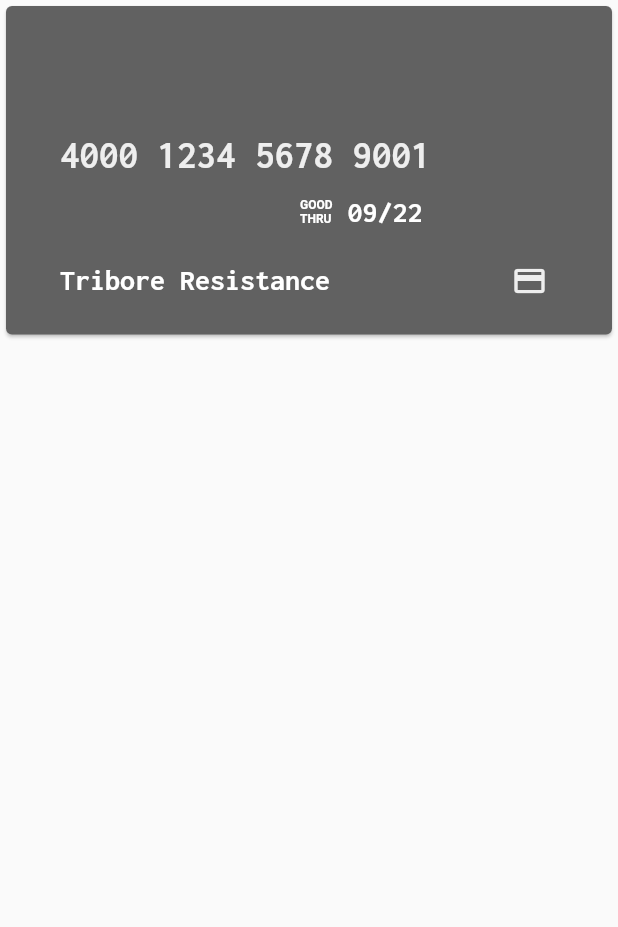
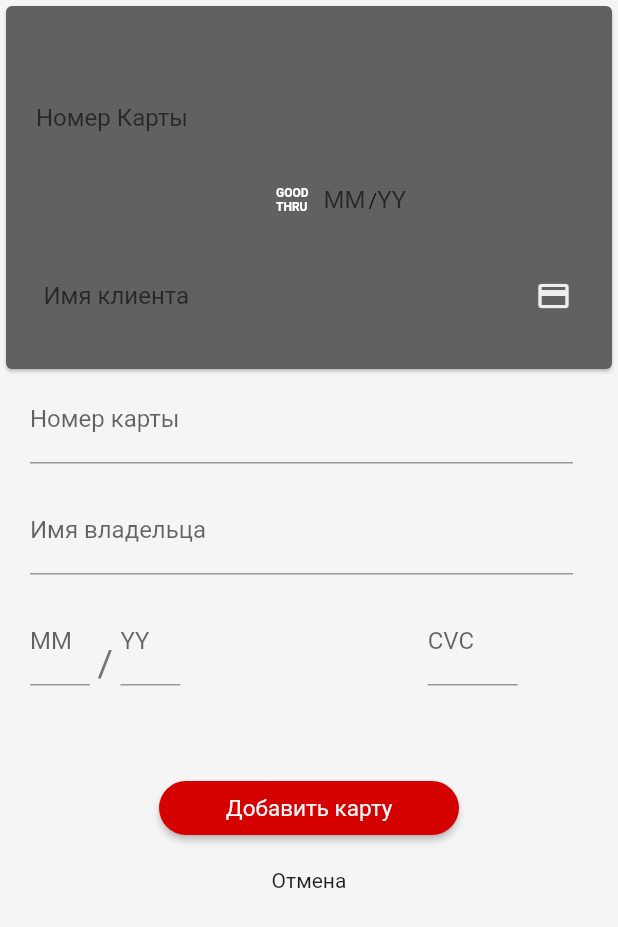
Before and after one commit to Tauassar/prototype, a Flutter app: the AddCard screen opened directly, on a phone screen of 412 x 824 dp. Shown: the top 927 px of the screen. Run offline on Flutter 3.47's test engine with Material 2 defaults, Android fonts, the phone set to English and light mode, and no system bars; our stand-ins replace auto_size_text, cloud_firestore, firebase_auth; accounts and stored records are empty.

Commit message:
personal data & card info databases are added TODO: history page need to be completed some bug occured when tap on profile page, restore pass, sign up, account settings, credit card delete button and settings page,

```diff
--- a/lib/service/auth_service.dart
+++ b/lib/service/auth_service.dart
@@ -6,6 +6,11 @@ class AuthService {
   Stream<String> get onAuthStateChanged => _firebaseAuth.onAuthStateChanged.map(
         (FirebaseUser user) => user?.uid,
   );
+
+//  get current user UID
+  Future<String> getCurrentUID() async {
+    return (await _firebaseAuth.currentUser()).uid;
+  }
 
   // Email & Password Sign In
   Future<String> signInWithEmailAndPassword(
--- /dev/null
+++ b/lib/views/addCard.dart
@@ -0,0 +1,416 @@
+import 'package:flutter/material.dart';
+import 'package:prototype/widgets/provider_widget.dart';
+import '../widgets/CreditCard.dart';
+import 'package:flutter/services.dart';
+import 'package:cloud_firestore/cloud_firestore.dart';
+import '../service/auth_service.dart';
+
+class AddCard extends StatefulWidget {
+
+  @override
+  _AddCardState createState() => _AddCardState();
+}
+
+class _AddCardState extends State<AddCard> {
+  final db=Firestore.instance;
+
+  static String number, name, valid, cvc;
+  CreditCard card=CreditCard(number, name, valid, cvc);
+  final GlobalKey<FormState> _formKey = GlobalKey<FormState>();
+
+  final controlNumber = TextEditingController();
+  final controlName = TextEditingController();
+  final controlMM = TextEditingController();
+  final controlYY = TextEditingController();
+  final controlCVC = TextEditingController();
+
+  bool validate() {
+    final form = _formKey.currentState;
+    form.save();
+    if (form.validate()) {
+      form.save();
+      return true;
+    } else {
+      return false;
+    }
+  }
+
+
+  Widget AddButton(BuildContext context) {
+    return Container(
+      width: 200,
+      child: RaisedButton(
+        color: Colors.redAccent[700],
+        shape: RoundedRectangleBorder(
+            borderRadius: BorderRadius.circular(30.0)),
+        onPressed: () async{
+
+          if (validate()) {
+            try {
+              final uid = await Provider.of(context).auth.getCurrentUID();
+              await db.collection('UserData').document(uid).collection('cards').add({
+                'number': controlNumber.text,
+                'name': controlName.text,
+                'THRU': controlMM.text+" / "+controlYY.text,
+                'CVC': controlCVC.text,
+              });
+              Navigator.of(context).pop();
+            } catch (e) {
+              print(e);
+            }
+          }
+          else {
+            print('\n\n\n\n\n\n\nERROR\n\n\n\n\n\n');
+          }
+        },
+        child: Center(
+          child: Text('Добавить карту',
+            style: TextStyle(
+              fontSize: 15,
+              color: Colors.grey[100],
+            ),
+          ),
+        ),
+      ),
+    );
+  }
+
+
+  Widget textFields(BuildContext context) {
+    final _width = MediaQuery.of(context).size.width;
+
+    return Container(
+      padding: EdgeInsets.fromLTRB(20, 0, 30, 0),
+      child: Form(
+        key: _formKey,
+        child: Column(
+          children: <Widget>[
+            TextFormField(
+              inputFormatters: <TextInputFormatter>[
+                WhitelistingTextInputFormatter.digitsOnly],
+
+              onChanged: (value){
+                setState(() => number=controlNumber.text);},
+              keyboardType: TextInputType.number,
+              controller: controlNumber,
+              validator: NumberValidator.validate,
+              decoration: InputDecoration(
+                  border: UnderlineInputBorder(),
+                  labelText: 'Номер карты',
+                  labelStyle: TextStyle(
+                    fontFamily: 'Roboto',
+                    fontWeight: FontWeight.normal,
+                  )
+              ),
+            ),
+            SizedBox(height: 15),
+            TextFormField(
+              controller: controlName,
+              onChanged: (value){
+                setState(() => name=controlName.text);},
+              validator: NameValidator.validate,
+              decoration: InputDecoration(
+                  border: UnderlineInputBorder(),
+                  labelText: 'Имя владельца',
+                  labelStyle: TextStyle(
+                    fontFamily: 'Roboto',
+                    fontWeight: FontWeight.normal,
+                  )
+              ),
+            ),
+            SizedBox(height: 15),
+            Row(
+              children: [
+                Container(
+                  width: 40,
+                  child: TextFormField(
+                    inputFormatters: <TextInputFormatter>[
+                      WhitelistingTextInputFormatter.digitsOnly],
+                    keyboardType: TextInputType.number,
+
+                    onChanged: (value){
+                      setState(() => number=controlMM.text);},
+
+                    controller: controlMM,
+                    validator: MMValidator.validate,
+                    decoration: InputDecoration(
+
+                        border: UnderlineInputBorder(),
+                        labelText: 'MM',
+                        labelStyle: TextStyle(
+                          fontFamily: 'Roboto',
+                          fontWeight: FontWeight.normal,
+                        )
+                    ),
+                  ),
+                ),
+                SizedBox(width: 5),
+                Text('\n/',
+                  style: TextStyle(
+                      color: Colors.grey[600],
+                      fontSize: 25,
+                  ),),
+                SizedBox(width: 5),
+                Container(
+                  width: 40,
+                  child: TextFormField(
+                    inputFormatters: <TextInputFormatter>[
+                      WhitelistingTextInputFormatter.digitsOnly],
+                    keyboardType: TextInputType.number,
+
+                    onChanged: (value){
+                      setState(() => number=controlYY.text);},
+
+                    controller: controlYY,
+                    validator: YYValidator.validate,
+                    decoration: InputDecoration(
+
+                        border: UnderlineInputBorder(),
+                        labelText: 'YY',
+                        labelStyle: TextStyle(
+                          fontFamily: 'Roboto',
+                          fontWeight: FontWeight.normal,
+
+                        )
+                    ),
+                  ),
+                ),
+                SizedBox(width: _width*0.4),
+                Container(
+                  width: 60,
+                  child: TextFormField(
+                    inputFormatters: <TextInputFormatter>[
+                      WhitelistingTextInputFormatter.digitsOnly],
+                    keyboardType: TextInputType.number,
+
+                    onChanged: (value){
+                      setState(() => cvc=controlCVC.text);},
+
+                    controller: controlCVC,
+                    validator: CVCValidator.validate,
+                    decoration: InputDecoration(
+
+                        border: UnderlineInputBorder(),
+                        labelText: 'CVC',
+                        labelStyle: TextStyle(
+                          fontFamily: 'Roboto',
+                          fontWeight: FontWeight.normal,
+
+                        )
+                    ),
+                  ),
+                ),
+              ],
+            ),
+
+          ],
+        ),
+      ),
+    );
+  }
+
+
+
+  @override
+  Widget build(BuildContext context) {
+    final _width = MediaQuery.of(context).size.width;
+    final _height = MediaQuery.of(context).size.height;
+
+    return Scaffold(
+      backgroundColor: Colors.grey[100],
+      body: SafeArea(
+        child: SingleChildScrollView(
+          child: Column(
+            children: [
+              Container(
+                  height: 250,
+                  width: 650,
+                  child: AddCardForm(card: card, context: context, controlCVC: controlCVC, controlMM: controlMM, controlName: controlName, controlNumber: controlNumber, controlYY: controlYY,)),
+//                  child: buildCard(card: card, context: context,)),
+              textFields(context),
+
+              SizedBox(
+                height: _height*0.07,
+              ),
+
+              AddButton(context),
+              FlatButton(
+                onPressed: () {
+                  Navigator.of(context).pop();
+                },
+                child: Text(
+                  "Отмена",
+                ),
+              )
+            ],
+
+          ),
+        ),
+      ),
+
+    );
+  }
+}
+
+
+class NumberValidator {
+  static String validate(String value) {
+    if(value.isEmpty) {
+      return "Это поле нельзя оставлять пустым";
+    }
+    if(value.length<16) {
+      return "Номер слишком короткий";
+    }
+    return null;
+  }
+}
+class NameValidator {
+  static String validate(String value) {
+    if(value.isEmpty) {
+      return "Это поле нельзя оставлять пустым";
+    }
+    return null;
+  }
+}
+
+class CVCValidator {
+  static String validate(String value) {
+    if(value.isEmpty) {
+      return "Это поле нельзя оставлять пустым";
+    }
+    if(value.length < 3) {
+      return "CVC должен содердать не менее 3 символов";
+    }
+    if(value.length > 3) {
+      return "Слишком много символов для CVC";
+    }
+    return null;
+  }
+}
+
+class MMValidator {
+  static String validate(String value) {
+    if(value.isEmpty) {
+      return "Это поле нельзя оставлять пустым";
+    }
+    if(value.length > 2) {
+      return "Слишком много символов";
+    }
+    if(value.length > 2) {
+      return "Слишком много символов";
+    }
+    return null;
+  }
+}
+class YYValidator {
+  static String validate(String value) {
+    if(value.isEmpty) {
+      return "Это поле нельзя оставлять пустым";
+    }
+    if(value.length > 2) {
+      return "Слишком много символов";
+    }
+    if(value.length > 2) {
+      return "Слишком много символов";
+    }
+    return null;
+  }
+}
+
+class AddCardForm extends StatelessWidget {
+  const AddCardForm({
+    Key key,
+    @required this.context,
+    @required this.card, this.controlNumber, this.controlName, this.controlMM, this.controlYY, this.controlCVC,
+
+  }) : super(key: key);
+
+  final TextEditingController controlNumber;
+  final TextEditingController controlName;
+  final TextEditingController controlMM;
+  final TextEditingController controlYY;
+  final TextEditingController controlCVC;
+
+  final BuildContext context;
+  final CreditCard card;
+
+  Widget Formfield(double width, TextEditingController control, String text, TextStyle style){
+    return Container(
+      width: width,
+      child: TextFormField(
+          textAlign: TextAlign.center,
+          enableInteractiveSelection: false, // will disable paste operation
+          focusNode: new AlwaysDisabledFocusNode(),
+        controller: control,
+        decoration: InputDecoration(
+          labelText:text,
+
+          border: InputBorder.none,
+          focusedBorder: InputBorder.none,
+          enabledBorder: InputBorder.none,
+          errorBorder: InputBorder.none,
+          disabledBorder: InputBorder.none,
+      )),
+    );
+  }
+
+  @override
+  Widget build(BuildContext context) {
+//    final card = cardList[index];
+    return Card(
+      color: Colors.grey[700],
+      child: Column(
+        mainAxisAlignment: MainAxisAlignment.start,
+        children: <Widget>[
+          Container(
+//            color: Colors.blue,
+            padding: const EdgeInsets.only(left: 20, top: 50.0),
+            height: 100,
+            child: Row(children: <Widget>[
+              Formfield(280, controlNumber, 'Номер Карты',TextStyle(fontFamily: 'Inconsolata', fontSize: 26.0,fontWeight: FontWeight.bold, color: Colors.grey[200])),
+            ]),
+          ),
+          Container(
+//            color: Colors.amber,
+            padding: const EdgeInsets.only(left: 180, top: 0.0, bottom: 0.0, right: 10),
+            child: Row(children: <Widget>[
+              RichText(
+                text: TextSpan(
+                  text: 'GOOD\n',
+                  style: TextStyle(fontSize: 8, fontFamily: 'Roboto', fontWeight: FontWeight.bold, color: Colors.white),
+                  children: <TextSpan>[
+                    TextSpan(
+                        text: 'THRU',
+                        style: TextStyle(fontSize: 8, fontFamily: 'Roboto', fontWeight: FontWeight.bold, color: Colors.white  )),
+                  ],
+                ),
+              ),
+              SizedBox(
+                width: 10,
+              ),
+              Formfield(30, controlMM, 'ММ',TextStyle(fontSize: 20, fontFamily: 'Inconsolata', fontWeight: FontWeight.bold, color: Colors.white  )),
+              Text('/'),
+              Formfield(30, controlYY, 'YY',TextStyle(fontSize: 20, fontFamily: 'Inconsolata', fontWeight: FontWeight.bold, color: Colors.white  )),
+////                  Text(
+//                      " ${card.valid}",
+//                      style: TextStyle(fontSize: 20, fontFamily: 'Inconsolata', fontWeight: FontWeight.bold, color: Colors.white  )),
+//                  Spacer(),
+            ]),
+          ),
+          Container(
+            padding: const EdgeInsets.only(top: 5.0, bottom: 0.0, left: 25, right: 27),
+            child: Row(
+              children: <Widget>[
+                Formfield(200 ,controlName, 'Имя клиента',TextStyle(fontFamily: 'Inconsolata', fontSize: 20.0,fontWeight: FontWeight.bold, color: Colors.white)),
+//                    Text("${card.name}", style: new TextStyle(fontFamily: 'Inconsolata', fontSize: 20.0,fontWeight: FontWeight.bold, color: Colors.white),),
+                Spacer(),
+                Icon(Icons.credit_card,
+                  color: Colors.grey[200],),
+              ],
+            ),
+          )
+        ],
+      ),
+    );
+  }
+}
--- a/lib/widgets/Navigation.dart
+++ b/lib/widgets/Navigation.dart
@@ -2,6 +2,7 @@ import 'package:flutter/material.dart';
 import '../views/profile.dart';
 import '../views/history.dart';
 import '../views/support.dart';
+import 'package:cloud_firestore/cloud_firestore.dart';
 import 'CreditCard.dart';
 
 
@@ -13,10 +14,10 @@ class Navigation extends StatefulWidget {
 
 class _NavigationState extends State<Navigation> {
   static List<CreditCard> cardList=[
-    CreditCard('4000 1234 5678 9001', 'Tribore Resistance','09/22', 302),
-    CreditCard('4000 1234 5678 9001', 'Tribore Resistance','09/22', 302),
-    CreditCard('4000 1234 5678 9001', 'Tribore Resistance','09/22', 302),
-    CreditCard('4000 1234 5678 9001', 'Tribore Resistance','09/22', 302),
+    CreditCard('4000 1234 5678 9031', 'Tribor Resistance','09/22', '302'),
+    CreditCard('4000 1234 5678 9011', 'Tribore Resistance','09/22', '302'),
+    CreditCard('4000 1234 5678 9111', 'Triboree Resistance','09/22', '302'),
+    CreditCard('4000 1234 5678 1111', 'Triboreee Resistance','09/22', '302'),
   ];
     int _currentIndex=1;
 
@@ -24,7 +25,7 @@ class _NavigationState extends State<Navigation> {
 
     final List<Widget> _children=[
       HistoryPage(),
-      ProfilePage('Tribore','Resistance', 320, cardList),
+      ProfilePage(),
       SupportPage(),
     ];
     void Selection(int index){
--- a/lib/widgets/addCard.dart
+++ /dev/null
@@ -1,76 +0,0 @@
-import 'package:flutter/material.dart';
-import 'CreditCard.dart';
-
-
-
-class AddCard extends StatefulWidget {
-
-  @override
-  _AddCardState createState() => _AddCardState();
-}
-
-class _AddCardState extends State<AddCard> {
-  final card=CreditCard('4000 1234 5678 9001', 'Tribore Resistance','09/22', 302);
-
-  @override
-  Widget build(BuildContext context) {
-    return Scaffold(
-      body: Container(
-        child: Column(
-          children: <Widget>[
-            Card(
-              color: Colors.grey[700],
-              child: Padding(
-                padding: const EdgeInsets.all(16.0),
-                child: Column(
-                  children: <Widget>[
-                    Padding(
-                      padding: const EdgeInsets.only(left: 20, top: 70.0, bottom: 4.0),
-                      child: Row(children: <Widget>[
-                        Text(card.number, style: new TextStyle(fontFamily: 'Inconsolata', fontSize: 26.0,fontWeight: FontWeight.bold, color: Colors.grey[200]),),
-                        Spacer(),
-                      ]),
-                    ),
-                    Padding(
-                      padding: const EdgeInsets.only(left: 180, top: 10.0, bottom: 8.0, right: 10),
-                      child: Row(children: <Widget>[
-                        RichText(
-                          text: TextSpan(
-                            text: 'GOOD\n',
-                            style: TextStyle(fontSize: 8, fontFamily: 'Roboto', fontWeight: FontWeight.bold, color: Colors.white),
-                            children: <TextSpan>[
-                              TextSpan(
-                                  text: 'THRU',
-                                  style: TextStyle(fontSize: 8, fontFamily: 'Roboto', fontWeight: FontWeight.bold, color: Colors.white  )),
-                            ],
-                          ),
-                        ),
-                        Text(
-                            " ${card.valid}",
-                            style: TextStyle(fontSize: 20, fontFamily: 'Inconsolata', fontWeight: FontWeight.bold, color: Colors.white  )),
-                        Spacer(),
-                      ]),
-                    ),
-                    Padding(
-                      padding: const EdgeInsets.only(top: 15.0, bottom: 8.0, left: 20, right: 27),
-                      child: Row(
-                        children: <Widget>[
-                          Text("${card.name}", style: new TextStyle(fontFamily: 'Inconsolata', fontSize: 20.0,fontWeight: FontWeight.bold, color: Colors.white),),
-                          Spacer(),
-                          Icon(Icons.credit_card,
-                            color: Colors.grey[200],),
-                        ],
-                      ),
-                    )
-                  ],
-                ),
-              ),
-            ),
-
-          ],
-        ),
-      ),
-
-    );
-  }
-}
```
Also changed, not shown: lib/main.dart (+4 -4 lines), lib/views/login.dart (+6 -4 lines), lib/views/profile.dart (+34 -15 lines), lib/widgets/CreditCard.dart (+59 -33 lines), lib/widgets/history_widget.dart (added).
